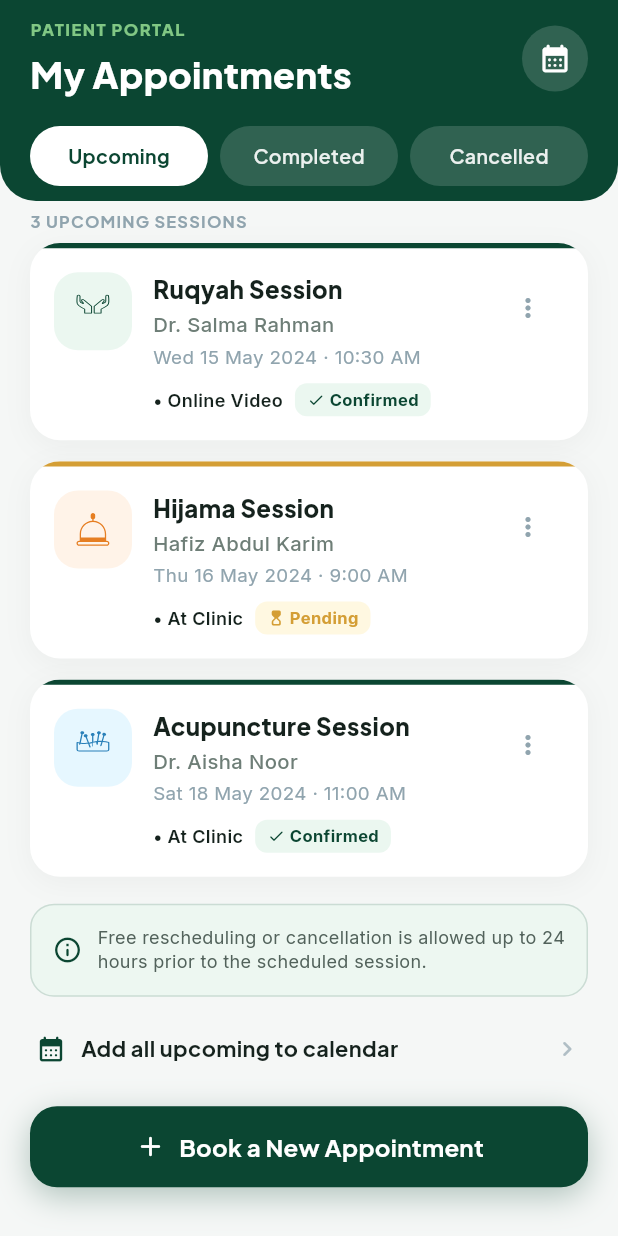
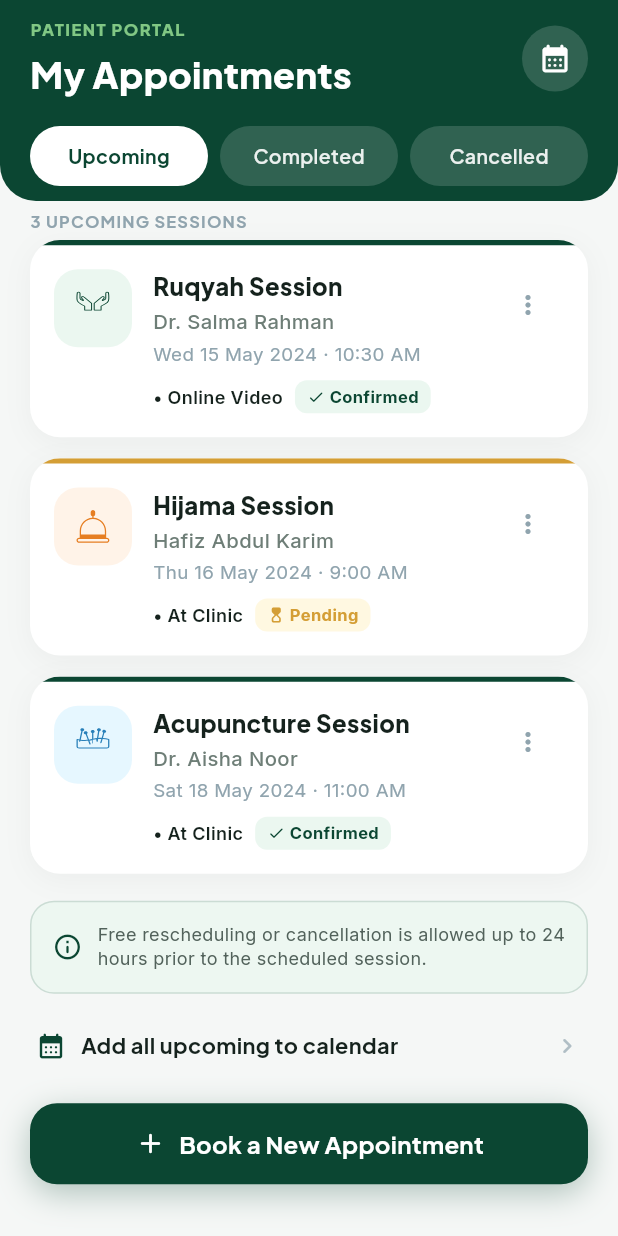
Before and after one commit to sadikmahmudadive/Ruqyah-Healing, a Flutter app: the BookingsTab screen opened directly, on a phone screen of 412 x 824 dp. Run offline on Flutter 3.47's test engine with Material 3 defaults, Android fonts, the phone set to English and light mode, and no system bars; our stand-ins replace cloud_firestore, firebase_auth, firebase_core, google_sign_in; accounts and stored records are empty.

Commit message:
Set ListView padding to EdgeInsets.zero in bookings_tab.dart to eliminate gap above session cards

```diff
--- a/lib/screens/tabs/bookings_tab.dart
+++ b/lib/screens/tabs/bookings_tab.dart
@@ -146,12 +146,13 @@ class _BookingsTabState extends State<BookingsTab> {
                       ),
                     ),
 
-                    const SizedBox(height: 6),
+                    const SizedBox(height: 4),
 
                     // Session Cards List
                     ListView.separated(
                       shrinkWrap: true,
                       physics: const NeverScrollableScrollPhysics(),
+                      padding: EdgeInsets.zero,
                       itemCount: _upcomingSessions.length,
                       separatorBuilder: (context, index) =>
                           const SizedBox(height: 14),
```
